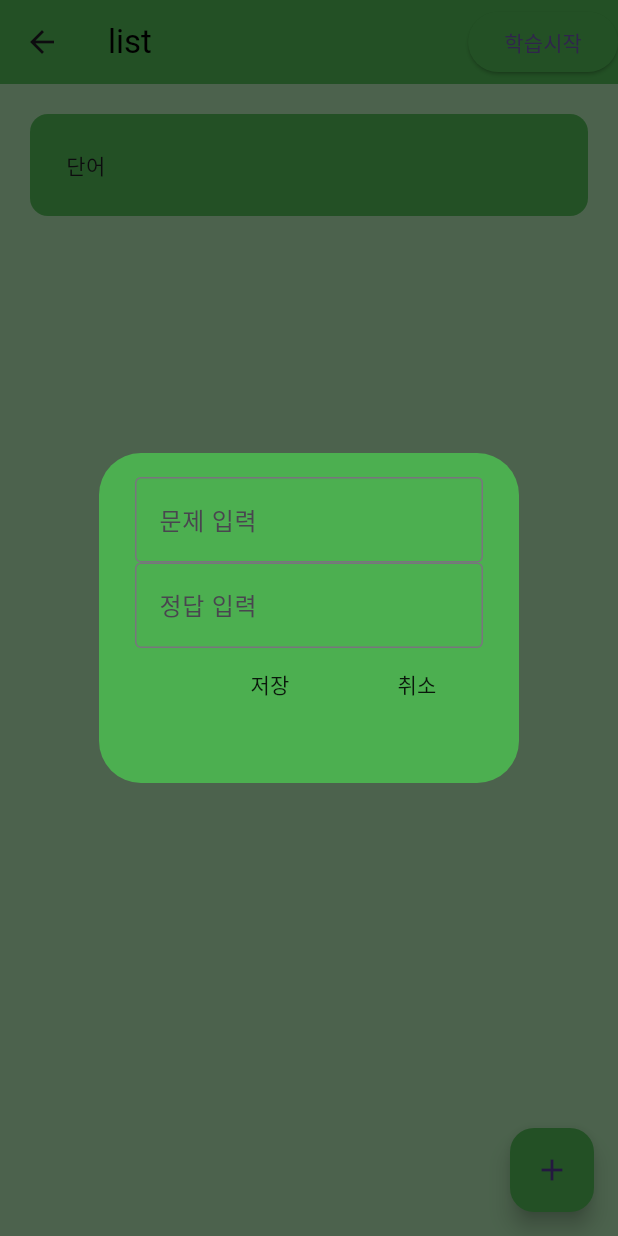
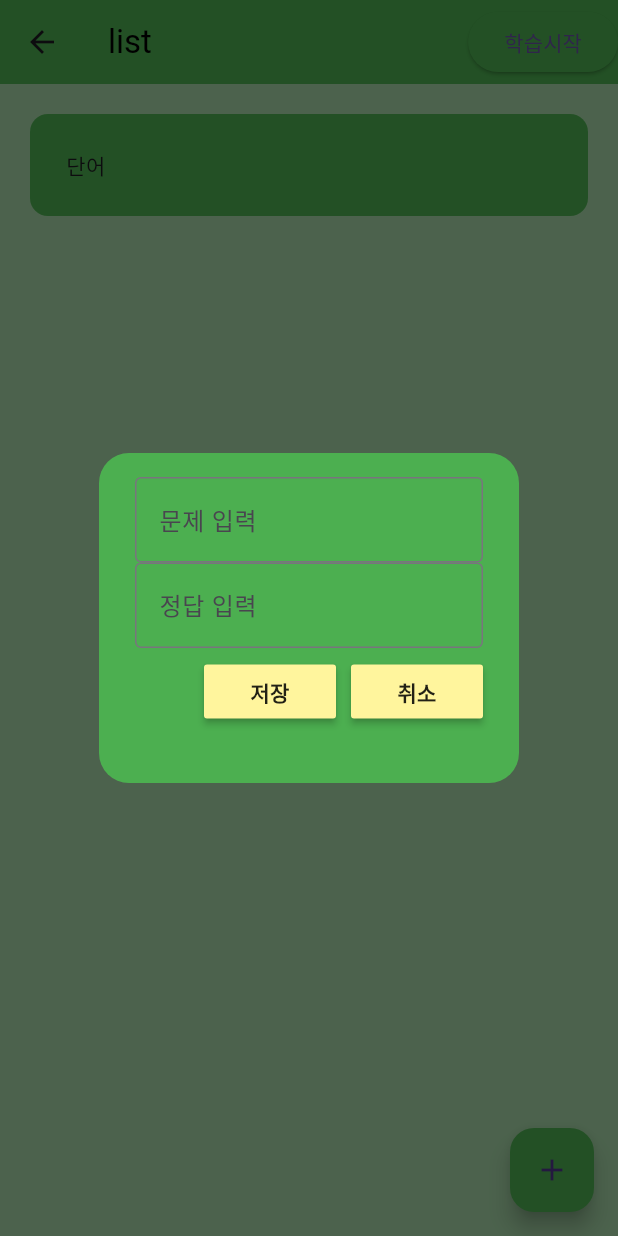
Before and after one commit to bbing2/flutter_app, a Flutter app: the NewListPage screen opened directly, after a tap on the "add" icon, on a phone screen of 412 x 824 dp. Run offline on Flutter 3.47's test engine with Material 3 defaults, Android fonts, the light colour scheme and no system bars; drawn by our look-alikes of flutter_slidable; our stand-ins replace hive, hive_flutter; accounts and stored records are empty.

Commit message:
버튼 등 변경

```diff
--- a/lib/util/dialog_box.dart
+++ b/lib/util/dialog_box.dart
@@ -17,6 +17,9 @@ class DialogBox extends StatelessWidget {
   @override
   Widget build(BuildContext context) {
     return AlertDialog(
+      shape: RoundedRectangleBorder(
+        borderRadius: BorderRadius.circular(20.0),
+      ),
       backgroundColor: Colors.green,
       content: Container(
         color: Colors.green,
@@ -35,6 +38,7 @@ class DialogBox extends StatelessWidget {
               decoration: InputDecoration(
                   border: OutlineInputBorder(), hintText: "정답 입력"),
             ),
+            SizedBox(height: 5,),
             //save + cancel buttons
             Row(
               mainAxisAlignment: MainAxisAlignment.end,
--- a/lib/util/my_button.dart
+++ b/lib/util/my_button.dart
@@ -12,7 +12,11 @@ class MyButton extends StatelessWidget {
   @override
   Widget build(BuildContext context) {
     return MaterialButton(
-      child: Text(text),
+      color: Colors.yellow[200],
+      child: Text(
+        text,
+        style: TextStyle(fontWeight: FontWeight.w700),
+      ),
       onPressed: onPressed,
     );
   }
```
